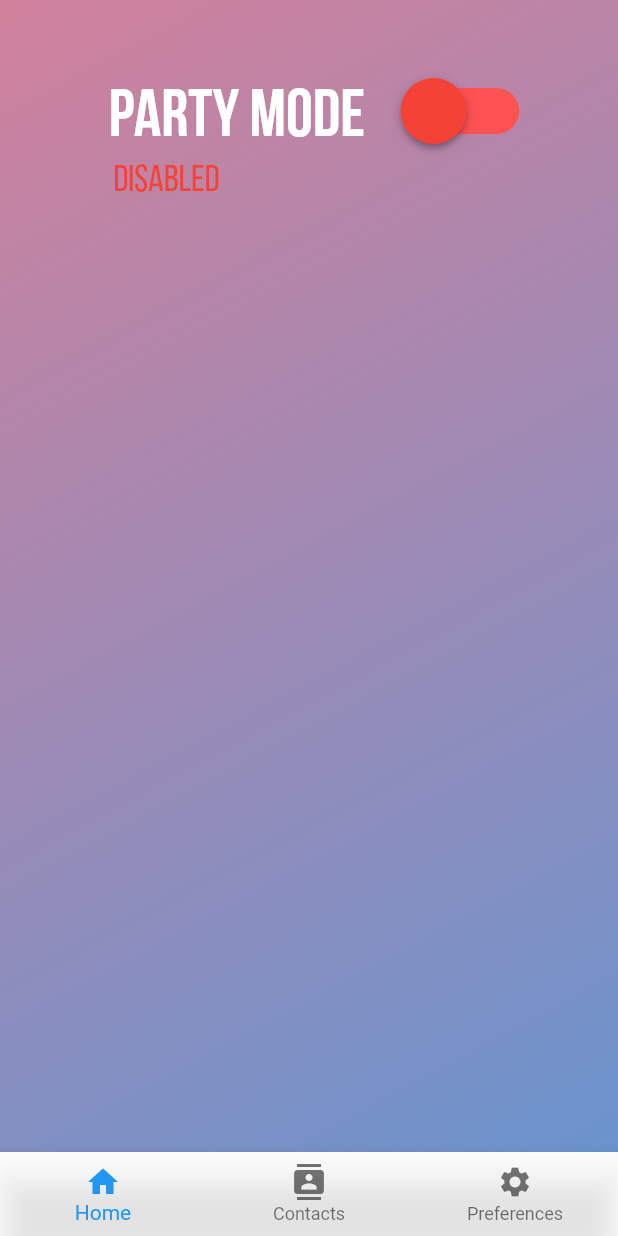
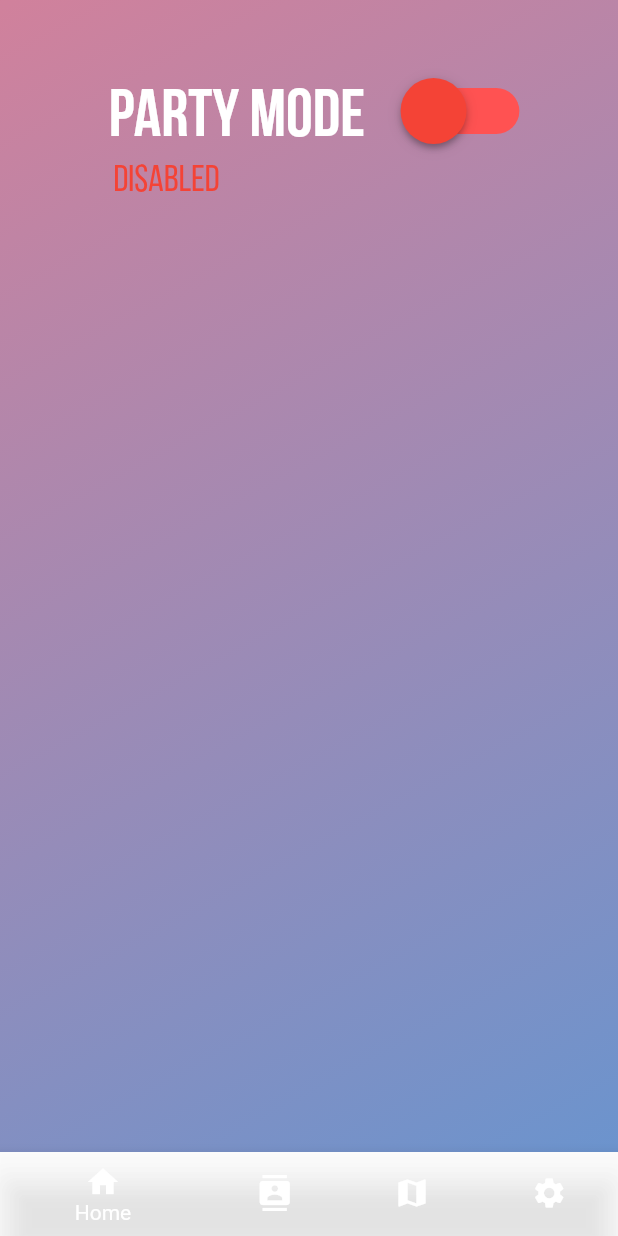
Before and after one commit to rohanp9000/hack_illinois2020, a Flutter app: the screen it shows after launch, on a phone screen of 412 x 824 dp. Run offline on Flutter 3.47's test engine with Material 2 defaults, Android fonts, the phone set to English and light mode, and no system bars; our stand-ins replace percent_indicator, sliding_up_panel.

Commit message:
Updated nav bar

```diff
--- a/lib/main.dart
+++ b/lib/main.dart
@@ -18,7 +18,7 @@ class MyAppState extends State<MyApp> {
   final _pageOptions = [
     Test(),
     EmergencyContacts(),
-    //ContactsPage(),
+    Test(),
     PreferencesPage(),
   ];
   @override
@@ -49,6 +49,10 @@ class MyAppState extends State<MyApp> {
               title: Text('Contacts'),
             ),
             BottomNavigationBarItem(
+              icon: Icon(Icons.map),
+              title: Text('Map'),
+            ),
+            BottomNavigationBarItem(
               icon: Icon(Icons.settings),
               title: Text('Preferences'),
             ),
```
